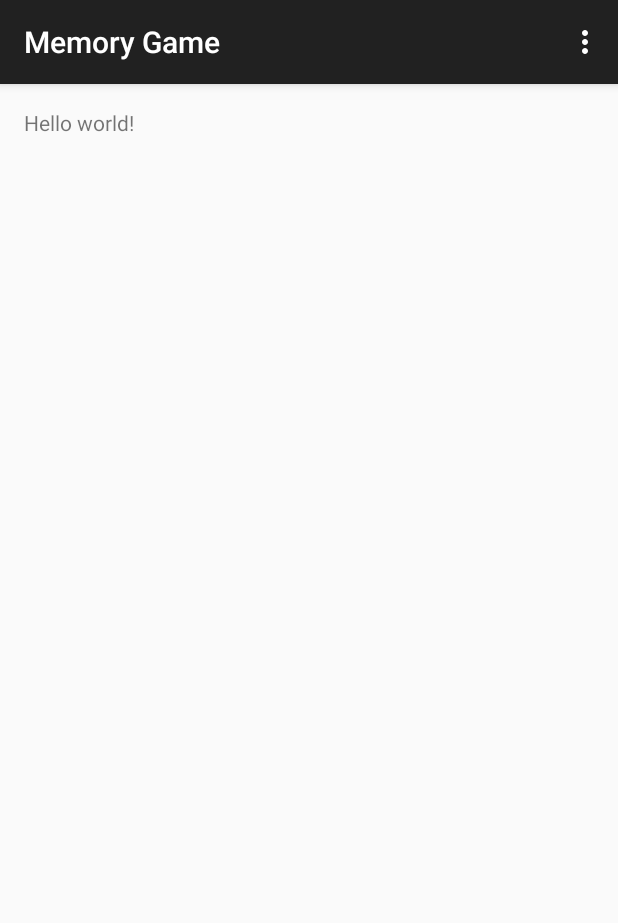
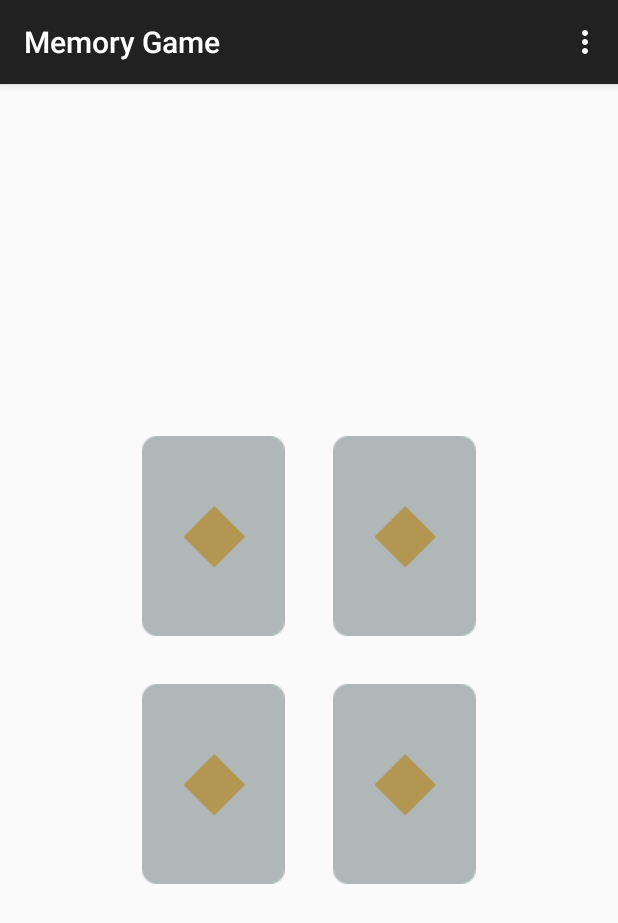
Before and after one commit to ICAppSoc/Memory-Game-Android, an Android app: the screen it shows after launch (MemoryGameActivity), on a phone screen of 412 x 824 dp. Shown: the top 923 px of the screen. Run offline under Robolectric (Android 15) with nearby library versions, the phone set to English and light mode, and no system bars.

Commit message:
Created basic game button layout.

```diff
--- a/app/src/main/res/layout/fragment_memory_game.xml
+++ b/app/src/main/res/layout/fragment_memory_game.xml
@@ -1,12 +1,51 @@
-<RelativeLayout xmlns:android="http://schemas.android.com/apk/res/android"
-    xmlns:tools="http://schemas.android.com/tools" android:layout_width="match_parent"
-    android:layout_height="match_parent" android:paddingLeft="@dimen/activity_horizontal_margin"
-    android:paddingRight="@dimen/activity_horizontal_margin"
-    android:paddingTop="@dimen/activity_vertical_margin"
-    android:paddingBottom="@dimen/activity_vertical_margin"
+<LinearLayout xmlns:android="http://schemas.android.com/apk/res/android"
+    xmlns:tools="http://schemas.android.com/tools"
+    android:layout_width="match_parent"
+    android:layout_height="match_parent"
+    android:padding="16dp"
+    android:orientation="vertical"
+    android:gravity="center"
     tools:context=".MemoryGameActivity$PlaceholderFragment">
 
-    <TextView android:text="@string/hello_world" android:layout_width="wrap_content"
-        android:layout_height="wrap_content" />
+    <LinearLayout
+        android:orientation="horizontal"
+        android:gravity="center"
+        android:layout_width="match_parent"
+        android:layout_height="wrap_content">
 
-</RelativeLayout>
+        <Button
+            android:layout_width="wrap_content"
+            android:layout_height="wrap_content"
+            android:layout_margin="16dp"
+            android:background="@drawable/card_back"
+            android:id="@+id/button" />
+
+        <Button
+            android:layout_width="wrap_content"
+            android:layout_height="wrap_content"
+            android:layout_margin="16dp"
+            android:background="@drawable/card_back"
+            android:id="@+id/button2" />
+    </LinearLayout>
+
+    <LinearLayout
+        android:orientation="horizontal"
+        android:gravity="center"
+        android:layout_width="match_parent"
+        android:layout_height="wrap_content">
+
+        <Button
+            android:layout_width="wrap_content"
+            android:layout_height="wrap_content"
+            android:layout_margin="16dp"
+            android:background="@drawable/card_back"
+            android:id="@+id/button3" />
+
+        <Button
+            android:layout_width="wrap_content"
+            android:layout_height="wrap_content"
+            android:layout_margin="16dp"
+            android:background="@drawable/card_back"
+            android:id="@+id/button4" />
+    </LinearLayout>
+</LinearLayout>
```
